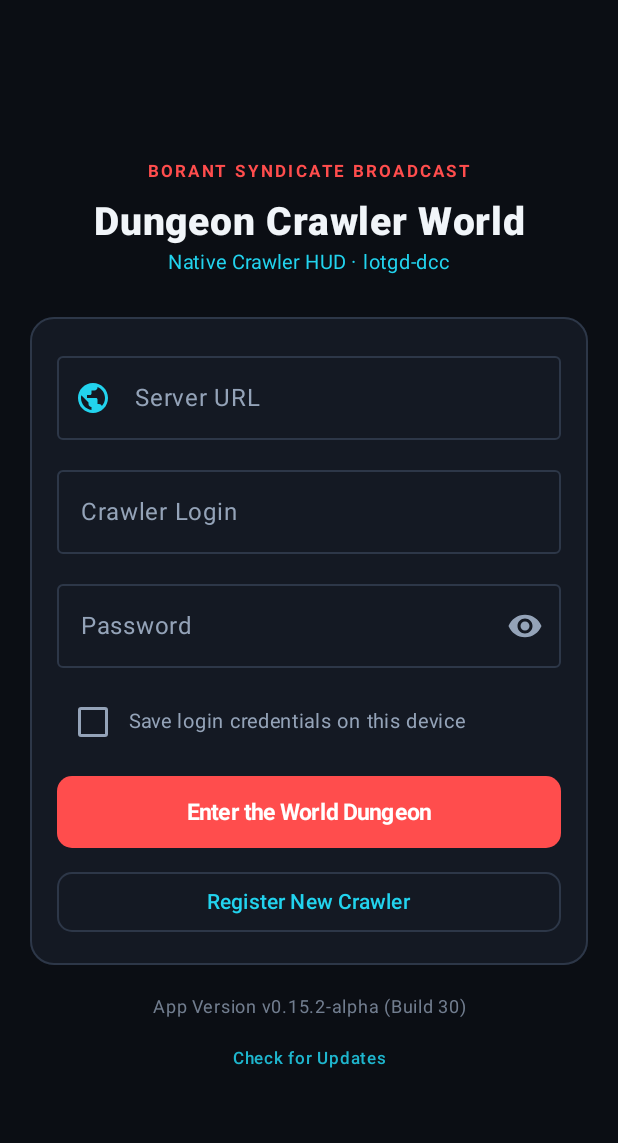
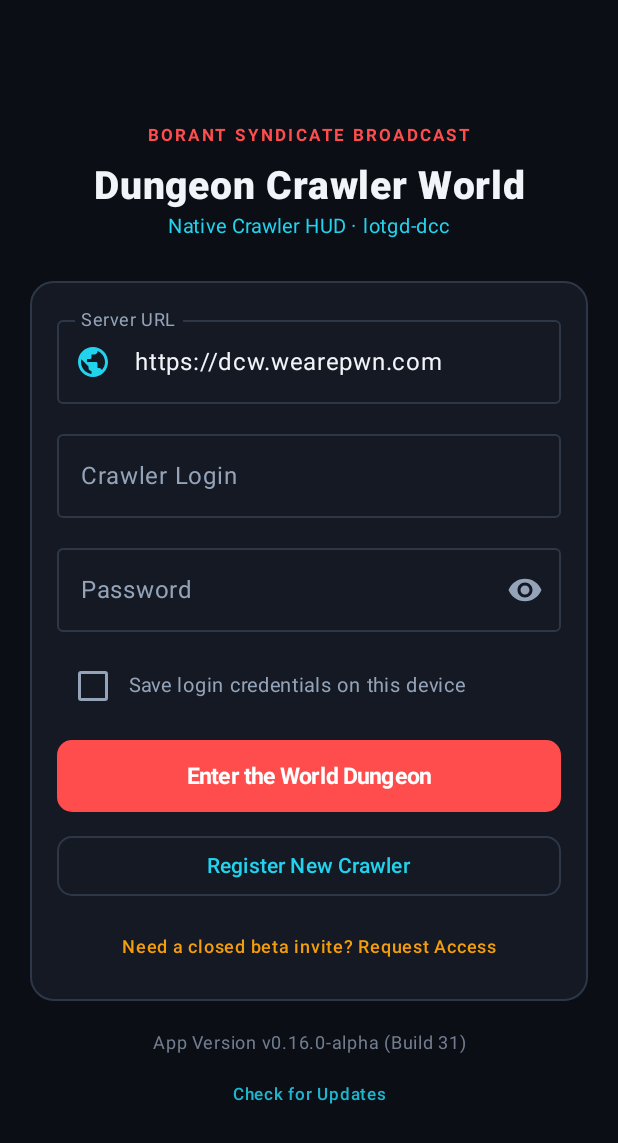
Before and after one commit to machineh3d/lotgd-dcc-android, an Android app built with Jetpack Compose: the screen it shows after launch (MainActivity), on a phone screen of 412 x 824 dp. Shown: the top 1143 px of the screen. Run offline under Robolectric (Android 15) with nearby library versions, the phone set to English and light mode, and no system bars.

Commit message:
v0.16.0-alpha: sync with lotgd-dcc v0.22.1 (Mordecai guide, beta access, battlehud v0.9) + unified keystore signing

```diff
--- a/app/src/main/java/ca/machineh3d/lotgddcc/ui/components/BattleHudCard.kt
+++ b/app/src/main/java/ca/machineh3d/lotgddcc/ui/components/BattleHudCard.kt
@@ -109,7 +109,10 @@ private val DMG_TAKEN_REGEX = Regex(
  * Filters out redundant plain-text paragraphs emitted by the server-side web `battlehud.php`
  * module when the native Compose Battle HUD is active, without touching LotGD narrative lines.
  */
-private val WEB_HUD_STAT_LINE_REGEX = Regex("""Lv\s*\d+\s*/\s*\d+\s*HP""", RegexOption.IGNORE_CASE)
+private val WEB_HUD_STAT_LINE_REGEX = Regex(
+    """(?:Lv\s*\d+\s*/\s*\d+\s*HP|\d+\s*/\s*\d+\s*HP\s*\(DEFEATED\))""",
+    RegexOption.IGNORE_CASE,
+)
 
 fun filterRedundantWebBattleHudParagraphs(paragraphs: List<List<TextSpan>>): List<List<TextSpan>> {
     return paragraphs.filterNot { line ->
@@ -117,6 +120,7 @@ fun filterRedundantWebBattleHudParagraphs(paragraphs: List<List<TextSpan>>): Lis
         plain.startsWith("TACTICAL COMBAT HUD", ignoreCase = true) ||
             plain.startsWith("SYNDICATE COMBAT TELEMETRY", ignoreCase = true) ||
             plain.contains("LIVE CORRIDOR COMBAT TELEMETRY", ignoreCase = true) ||
+            plain.contains("SYNDICATE DRONE FEED", ignoreCase = true) ||
             plain.equals("HOSTILE ELIMINATED", ignoreCase = true) ||
             plain.equals("CRITICAL BIOMETRIC FAILURE", ignoreCase = true) ||
             plain.startsWith("Equipped:", ignoreCase = true) ||
@@ -754,7 +758,7 @@ private fun parseBattleState(page: DccPageResponse): ParsedBattleState? {
             .takeIf { it > 0 }
         val critDealt = fullText.contains("CRITICAL", ignoreCase = true)
         return ParsedBattleState(
-            outcome = BattleOutcome.ACTIVE,
+            outcome = if (currentHp <= 0) BattleOutcome.VICTORY else BattleOutcome.ACTIVE,
             enemyName = enemyName,
             enemyLevel = enemyLevel,
             enemyWeapon = encounterWeapon,
--- a/app/src/main/java/ca/machineh3d/lotgddcc/ui/screens/LoginScreen.kt
+++ b/app/src/main/java/ca/machineh3d/lotgddcc/ui/screens/LoginScreen.kt
@@ -63,6 +63,8 @@ import androidx.compose.ui.unit.sp
 import ca.machineh3d.lotgddcc.BuildConfig
 import ca.machineh3d.lotgddcc.ui.theme.DccColors
 
+private const val DEFAULT_SERVER_URL = "https://dcw.wearepwn.com"
+
 @Composable
 fun LoginScreen(
     initialServerUrl: String,
@@ -84,7 +86,7 @@ fun LoginScreen(
     onRemoveRecentUrl: (String) -> Unit,
 ) {
     val context = LocalContext.current
-    var serverUrl by remember { mutableStateOf(initialServerUrl) }
+    var serverUrl by remember { mutableStateOf(initialServerUrl.ifBlank { DEFAULT_SERVER_URL }) }
     var username by remember { mutableStateOf(initialUsername) }
     var password by remember { mutableStateOf(initialPassword) }
     var rememberCredentials by remember { mutableStateOf(initialRememberCredentials) }
@@ -92,7 +94,7 @@ fun LoginScreen(
     var recentMenuExpanded by remember { mutableStateOf(false) }
 
     LaunchedEffect(initialServerUrl) {
-        if (serverUrl.isBlank() && initialServerUrl.isNotBlank()) {
+        if (initialServerUrl.isNotBlank() && (serverUrl.isBlank() || serverUrl == DEFAULT_SERVER_URL)) {
             serverUrl = initialServerUrl
         }
     }
@@ -160,7 +162,7 @@ fun LoginScreen(
                             value = serverUrl,
                             onValueChange = { serverUrl = it },
                             label = { Text("Server URL") },
-                            placeholder = { Text("https://dcc.yourdomain.com") },
+                            placeholder = { Text(DEFAULT_SERVER_URL) },
                             leadingIcon = {
                                 Icon(Icons.Filled.Public, contentDescription = null, tint = DccColors.Cyan)
                             },
@@ -321,6 +323,25 @@ fun LoginScreen(
                     ) {
                         Text("Register New Crawler", color = DccColors.Cyan)
                     }
+
+                    Text(
+                        text = "Need a closed beta invite? Request Access",
+                        color = DccColors.Gold,
+                        fontSize = 12.sp,
+                        fontWeight = FontWeight.SemiBold,
+                        textAlign = TextAlign.Center,
+                        modifier = Modifier
+                            .fillMaxWidth()
+                            .clip(RoundedCornerShape(8.dp))
+                            .clickable(enabled = !isLoading) {
+                                runCatching {
+                                    val target = serverUrl.trim().ifBlank { DEFAULT_SERVER_URL }
+                                    val normalized = if (target.startsWith("http://") || target.startsWith("https://")) target else "https://$target"
+                                    context.startActivity(Intent(Intent.ACTION_VIEW, Uri.parse(normalized)))
+                                }
+                            }
+                            .padding(vertical = 6.dp)
+                    )
                 }
             }
 
```
Also changed, not shown: app/build.gradle.kts (+17 -6 lines), app/src/main/java/ca/machineh3d/lotgddcc/ui/components/ActionDeck.kt (+10 -4 lines), app/src/main/java/ca/machineh3d/lotgddcc/ui/components/NarrativeView.kt (+20 -4 lines), 1 other file.
